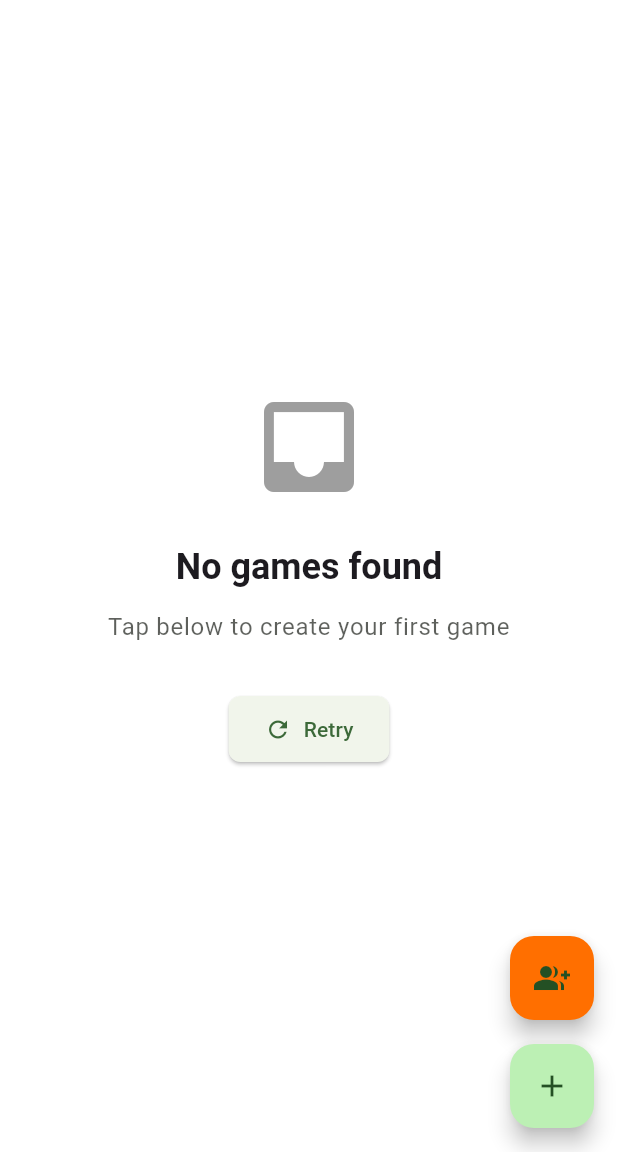
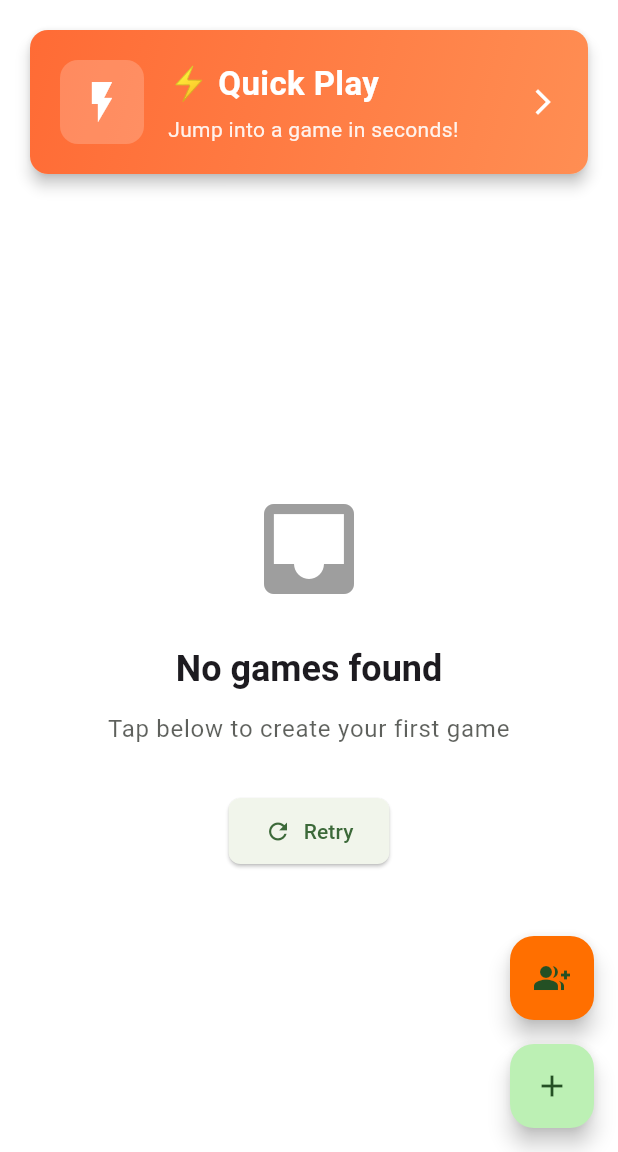
Before and after one commit to sagearbor/taskmaster-app, a Flutter app: the HomeView screen opened directly, on a phone screen of 412 x 824 dp, the part 84-1236 px from its top. Run offline on Flutter 3.47's test engine with Material 3 defaults, Android fonts, the phone set to English and light mode, and no system bars; our stand-ins replace cloud_firestore, equatable, firebase_auth, firebase_core, flutter_bloc, geolocator and 6 more; missing offline and left inert: in_app_purchase_android, in_app_purchase_storekit; accounts and stored records are empty; statements that could not run were skipped.

Commit message:
feat: Implement Quick Play feature for instant game creation
Add Quick Play functionality allowing users to instantly create and start
a game with 5 random tasks in one tap.

Features:
- Hero banner on home screen with ⚡ Quick Play button
- Automatically generates fun game names (e.g., "Epic Adventure #4273")
- Selects 5 random tasks from 225+ prebuilt tasks
- Creates game with user as both creator and judge
- Sets game status to inProgress (bypasses lobby)
- Initializes first task with 24-hour deadline
- Navigates directly to game detail screen

Implementation:
- Added QuickPlayGame event and QuickPlaySuccess state to GamesBloc
- Implemented _onQuickPlayGame handler with random task selection
- Added game name and invite code generators
- Updated HomeScreen with Quick Play banner and navigation handler
- Injected AuthRepository into GamesBloc for user authentication

Tests:
- Added 5 unit tests for Quick Play feature
- All Quick Play tests passing (5/5)
- Tests cover success, authentication, and error scenarios

Files modified:
- lib/features/games/presentation/bloc/games_bloc.dart
- lib/features/games/presentation/bloc/games_event.dart
- lib/features/games/presentation/bloc/games_state.dart
- lib/features/home/presentation/screens/home_screen.dart
- test/features/games/presentation/bloc/games_bloc_test.dart
- NEXT_SESSION_INSTRUCTIONS.md (updated with completion status)

🤖 Generated with [Claude Code](https://claude.com/claude-code)

Co-Authored-By: Claude <noreply@anthropic.com>

```diff
--- a/lib/features/games/presentation/bloc/games_event.dart
+++ b/lib/features/games/presentation/bloc/games_event.dart
@@ -47,3 +47,7 @@ class DeleteGame extends GamesEvent {
   @override
   List<Object> get props => [gameId];
 }
+
+class QuickPlayGame extends GamesEvent {
+  const QuickPlayGame();
+}
--- a/lib/features/games/presentation/bloc/games_state.dart
+++ b/lib/features/games/presentation/bloc/games_state.dart
@@ -28,3 +28,12 @@ class GamesError extends GamesState {
   @override
   List<Object> get props => [message];
 }
+
+class QuickPlaySuccess extends GamesState {
+  final String gameId;
+
+  const QuickPlaySuccess({required this.gameId});
+
+  @override
+  List<Object> get props => [gameId];
+}
--- a/lib/features/home/presentation/screens/home_screen.dart
+++ b/lib/features/home/presentation/screens/home_screen.dart
@@ -4,6 +4,7 @@ import 'package:flutter_bloc/flutter_bloc.dart';
 import '../../../../core/di/service_locator.dart';
 import '../../../../core/widgets/skeleton_loaders.dart';
 import '../../../../core/widgets/error_view.dart';
+import '../../../auth/domain/repositories/auth_repository.dart';
 import '../../../auth/presentation/bloc/auth_bloc.dart';
 import '../../../games/domain/repositories/game_repository.dart';
 import '../../../games/presentation/bloc/games_bloc.dart';
@@ -21,6 +22,7 @@ class HomeScreen extends StatelessWidget {
     return BlocProvider(
       create: (context) => GamesBloc(
         gameRepository: sl<GameRepository>(),
+        authRepository: sl<AuthRepository>(),
       )..add(LoadGames()),
       child: const HomeView(),
     );
@@ -32,10 +34,110 @@ class HomeView extends StatelessWidget {
 
   @override
   Widget build(BuildContext context) {
-    return Scaffold(
+    return BlocListener<GamesBloc, GamesState>(
+      listener: (context, state) {
+        if (state is QuickPlaySuccess) {
+          // Navigate directly to game detail
+          Navigator.of(context).push(
+            MaterialPageRoute(
+              builder: (context) => GameDetailScreen(gameId: state.gameId),
+            ),
+          );
+        }
+      },
+      child: Scaffold(
         appBar: const HomeAppBar(),
-      body: BlocBuilder<GamesBloc, GamesState>(
+        body: Column(
+          children: [
+            // Quick Play Hero Banner
+            _buildQuickPlayBanner(context),
+            // Games List
+            Expanded(
+              child: BlocBuilder<GamesBloc, GamesState>(
                 builder: (context, state) {
+                  return _buildGamesContent(context, state);
+                },
+              ),
+            ),
+          ],
+        ),
+        floatingActionButton: _buildFloatingButtons(context),
+      ),
+    );
+  }
+
+  Widget _buildQuickPlayBanner(BuildContext context) {
+    return Container(
+      margin: const EdgeInsets.all(16),
+      child: Card(
+        elevation: 4,
+        child: InkWell(
+          onTap: () {
+            context.read<GamesBloc>().add(const QuickPlayGame());
+          },
+          borderRadius: BorderRadius.circular(12),
+          child: Container(
+            padding: const EdgeInsets.all(20),
+            decoration: BoxDecoration(
+              borderRadius: BorderRadius.circular(12),
+              gradient: const LinearGradient(
+                colors: [Color(0xFFFF6B35), Color(0xFFFF8E53)],
+                begin: Alignment.topLeft,
+                end: Alignment.bottomRight,
+              ),
+            ),
+            child: Row(
+              children: [
+                Container(
+                  padding: const EdgeInsets.all(12),
+                  decoration: BoxDecoration(
+                    color: Colors.white.withOpacity(0.2),
+                    borderRadius: BorderRadius.circular(12),
+                  ),
+                  child: const Icon(
+                    Icons.flash_on,
+                    size: 32,
+                    color: Colors.white,
+                  ),
+                ),
+                const SizedBox(width: 16),
+                Expanded(
+                  child: Column(
+                    crossAxisAlignment: CrossAxisAlignment.start,
+                    children: [
+                      const Text(
+                        '⚡ Quick Play',
+                        style: TextStyle(
+                          fontSize: 22,
+                          fontWeight: FontWeight.bold,
+                          color: Colors.white,
+                        ),
+                      ),
+                      const SizedBox(height: 4),
+                      Text(
+                        'Jump into a game in seconds!',
+                        style: TextStyle(
+                          fontSize: 14,
+                          color: Colors.white.withOpacity(0.9),
+                        ),
+                      ),
+                    ],
+                  ),
+                ),
+                const Icon(
+                  Icons.arrow_forward_ios,
+                  color: Colors.white,
+                  size: 20,
+                ),
+              ],
+            ),
+          ),
+        ),
+      ),
+    );
+  }
+
+  Widget _buildGamesContent(BuildContext context, GamesState state) {
     if (state is GamesLoading) {
       return SkeletonLoaders.listSkeleton(
         itemCount: 3,
@@ -97,9 +199,10 @@ class HomeView extends StatelessWidget {
     }
 
     return const SizedBox.shrink();
-        },
-      ),
-      floatingActionButton: Column(
+  }
+
+  Widget _buildFloatingButtons(BuildContext context) {
+    return Column(
       mainAxisAlignment: MainAxisAlignment.end,
       children: [
         FloatingActionButton(
@@ -130,7 +233,6 @@ class HomeView extends StatelessWidget {
           child: const Icon(Icons.add),
         ),
       ],
-      ),
     );
   }
 }
```
Also changed, not shown: lib/features/games/presentation/bloc/games_bloc.dart (+115 -1 lines), 3 other files. Lines whose indentation alone changed are shown as unchanged.
